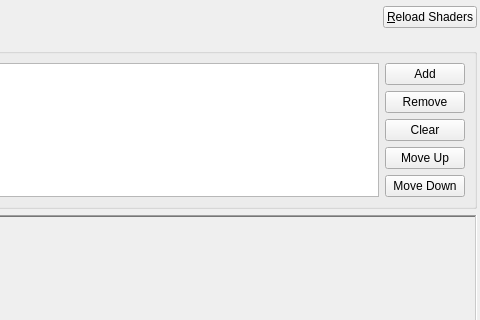
The window that src/duckstation-qt/postprocessingchainconfigwidget.ui (stenzek/duckstation) describes before a commit, drawn with Qt 5; both pictures show x 160 to 640 and y 0 to 320 of the 640 by 480 pixel window.
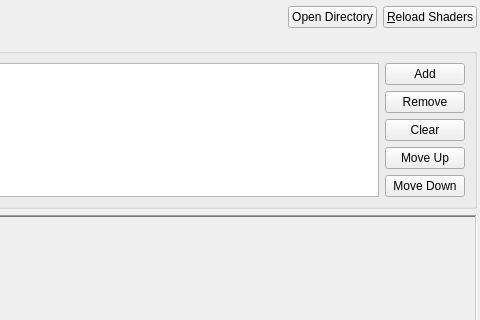
The same window after the commit. Icons and pictures are not drawn.

Commit message: Qt: Add 'Open Directory' button to post-processing settings

What changed in the file:
```diff
--- a/src/duckstation-qt/postprocessingchainconfigwidget.ui
+++ b/src/duckstation-qt/postprocessingchainconfigwidget.ui
@@ -45,6 +45,16 @@
        </property>
       </spacer>
      </item>
+     <item>
+      <widget class="QPushButton" name="openDirectory">
+       <property name="text">
+        <string>Open Directory</string>
+       </property>
+       <property name="icon">
+        <iconset theme="folder-open-line"/>
+       </property>
+      </widget>
+     </item>
      <item>
       <widget class="QPushButton" name="reload">
        <property name="text">
```
Left out of the diff: 4 changed lines with no effect on the pictures. The commit also changes 2 other files.
